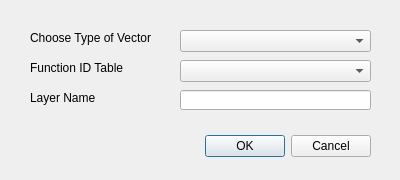
Above: silicon_saber_dialog_create.ui from clutariomark/SiliconSaber before the change. Below: the same form after it.
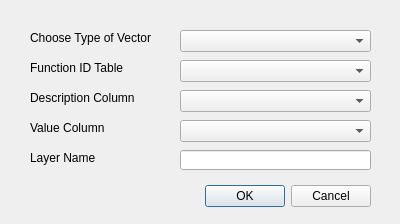
That is the form after the change.

Commit message: implemented selection of columns for value map

Diff of the .ui file:
```diff
--- a/silicon_saber_dialog_create.ui
+++ b/silicon_saber_dialog_create.ui
@@ -7,7 +7,7 @@
     <x>0</x>
     <y>0</y>
     <width>400</width>
-    <height>180</height>
+    <height>224</height>
    </rect>
   </property>
   <property name="windowTitle">
@@ -17,7 +17,7 @@
    <property name="geometry">
     <rect>
      <x>30</x>
-     <y>130</y>
+     <y>180</y>
      <width>341</width>
      <height>32</height>
     </rect>
@@ -56,7 +56,7 @@
    <property name="geometry">
     <rect>
      <x>30</x>
-     <y>90</y>
+     <y>150</y>
      <width>121</width>
      <height>16</height>
     </rect>
@@ -69,7 +69,7 @@
    <property name="geometry">
     <rect>
      <x>180</x>
-     <y>90</y>
+     <y>150</y>
      <width>191</width>
      <height>20</height>
     </rect>
@@ -98,6 +98,52 @@
     <string>Function ID Table</string>
    </property>
   </widget>
+  <widget class="QLabel" name="label_4">
+   <property name="geometry">
+    <rect>
+     <x>30</x>
+     <y>90</y>
+     <width>121</width>
+     <height>16</height>
+    </rect>
+   </property>
+   <property name="text">
+    <string>Description Column</string>
+   </property>
+  </widget>
+  <widget class="QLabel" name="label_5">
+   <property name="geometry">
+    <rect>
+     <x>30</x>
+     <y>120</y>
+     <width>121</width>
+     <height>16</height>
+    </rect>
+   </property>
+   <property name="text">
+    <string>Value Column</string>
+   </property>
+  </widget>
+  <widget class="QComboBox" name="desc_col">
+   <property name="geometry">
+    <rect>
+     <x>180</x>
+     <y>90</y>
+     <width>191</width>
+     <height>22</height>
+    </rect>
+   </property>
+  </widget>
+  <widget class="QComboBox" name="val_col">
+   <property name="geometry">
+    <rect>
+     <x>180</x>
+     <y>120</y>
+     <width>191</width>
+     <height>22</height>
+    </rect>
+   </property>
+  </widget>
  </widget>
  <resources/>
  <connections>
```
The commit also changes 7 other files.
